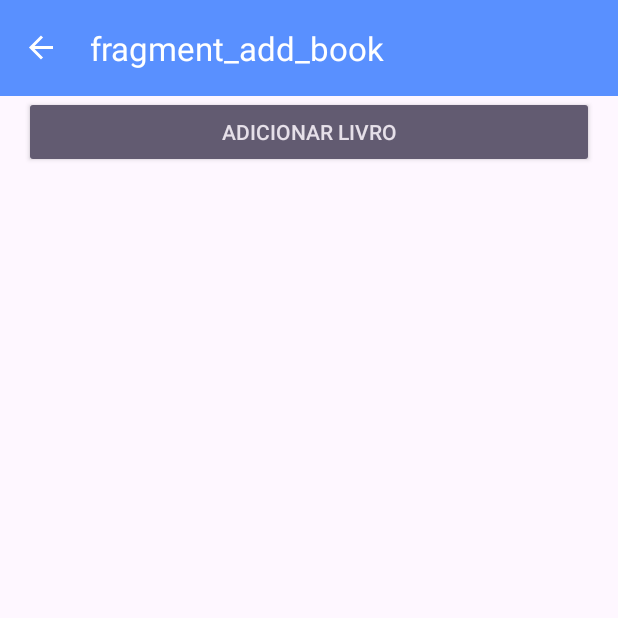
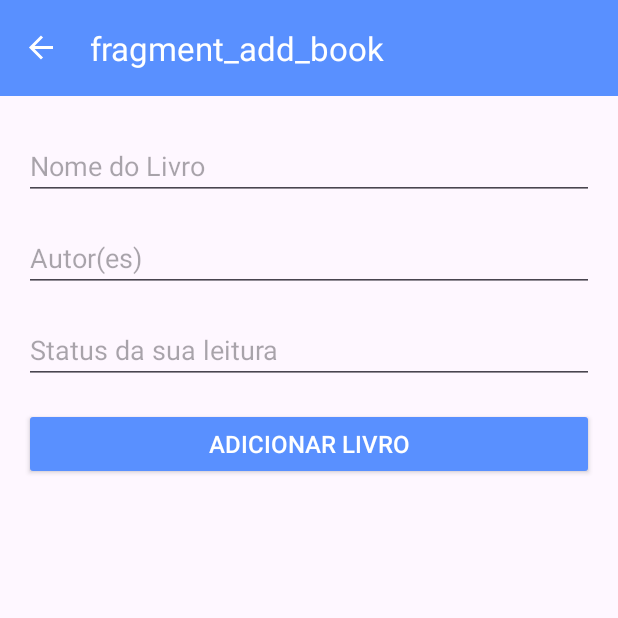
Before and after one commit to alinegtcl/meus-livros, an Android app: the AddBookFragment screen opened through its navigation route, on a phone screen of 412 x 824 dp, the top half of it. Run offline under Robolectric (Android 15) with nearby library versions, the phone set to English and light mode, and no system bars; our stand-ins replace Room's generated code, navigation-ui.

Commit message:
feat(add_book): added layout.

```diff
--- a/app/src/main/java/com/luisitolentino/meuslivros/data/repository/BooksRepositoryImpl.kt
+++ b/app/src/main/java/com/luisitolentino/meuslivros/data/repository/BooksRepositoryImpl.kt
@@ -21,6 +21,6 @@ class BooksRepositoryImpl(private val booksDao: BooksDao) : BookControlUseCase {
     }
 
     private fun toDomain(books: List<BookEntity>): List<Book> {
-        return books.map { Book(it.id, it.name, it.writer, it.synopsis, it.status) }
+        return books.map { Book(it.name, it.writer, it.status, it.synopsis, it.id) }
     }
 }
--- a/app/src/main/java/com/luisitolentino/meuslivros/domain/model/Book.kt
+++ b/app/src/main/java/com/luisitolentino/meuslivros/domain/model/Book.kt
@@ -1,9 +1,9 @@
 package com.luisitolentino.meuslivros.domain.model
 
 data class Book(
-    var id: Int = 0,
     val name: String,
     val writer: String,
+    val status: String,
     val synopsis: String? = "",
-    val status: String
+    var id: Int = 0,
 )
--- a/app/src/main/java/com/luisitolentino/meuslivros/presentation/view/fragment/AddBookFragment.kt
+++ b/app/src/main/java/com/luisitolentino/meuslivros/presentation/view/fragment/AddBookFragment.kt
@@ -21,9 +21,8 @@ class AddBookFragment : Fragment() {
 
     private var _binding: FragmentAddBookBinding? = null
     private val binding get() = _binding!!
-    private var book = Book(
-        name = "Teste", writer = "Aline", status = "em progresso"
-    )
+
+    private lateinit var book: Book
 
     override fun onCreateView(
         inflater: LayoutInflater, container: ViewGroup?,
@@ -59,6 +58,15 @@ class AddBookFragment : Fragment() {
 
     private fun setupAddBookButton() {
         binding.buttonAddBook.setOnClickListener {
+
+            binding.apply {
+                book = Book(
+                    editTextBookName.text.toString(),
+                    editTextWriters.text.toString(),
+                    editTextStatus.text.toString()
+                )
+            }
+
             viewModel.insert(book)
         }
     }
--- a/app/src/main/res/layout/fragment_add_book.xml
+++ b/app/src/main/res/layout/fragment_add_book.xml
@@ -2,54 +2,47 @@
 <LinearLayout xmlns:android="http://schemas.android.com/apk/res/android"
     xmlns:tools="http://schemas.android.com/tools"
     android:layout_width="match_parent"
+    android:layout_height="match_parent"
     android:layout_marginHorizontal="16dp"
-    android:layout_height="match_parent"
     android:orientation="vertical"
     tools:context=".presentation.view.fragment.AddBookFragment">
 
-<!--    <TextView-->
-<!--        android:layout_width="wrap_content"-->
-<!--        android:layout_height="wrap_content"-->
-<!--        android:layout_marginTop="24dp"-->
-<!--        android:text="nome"-->
-<!--        android:textSize="18sp" />-->
+    <EditText
+        android:id="@+id/editTextBookName"
+        android:layout_width="match_parent"
+        android:layout_height="wrap_content"
+        android:layout_marginTop="24dp"
+        android:hint="@string/label_book_name"
+        android:inputType="text"
+        android:textSize="18sp" />
 
-<!--    <EditText-->
-<!--        android:id="@+id/editTextName"-->
-<!--        android:layout_width="match_parent"-->
-<!--        android:layout_height="wrap_content"-->
-<!--        android:textSize="18sp" />-->
+    <EditText
+        android:id="@+id/editTextWriters"
+        android:layout_width="match_parent"
+        android:layout_height="wrap_content"
+        android:layout_marginTop="16dp"
+        android:hint="@string/label_book_writers"
+        android:inputType="text"
+        android:textSize="18sp" />
 
-<!--    <TextView-->
-<!--        android:layout_width="wrap_content"-->
-<!--        android:layout_height="wrap_content"-->
-<!--        android:text="autores"-->
-<!--        android:textSize="18sp" />-->
-
-<!--    <EditText-->
-<!--        android:id="@+id/editTextWriters"-->
-<!--        android:layout_width="match_parent"-->
-<!--        android:layout_height="wrap_content"-->
-<!--        android:textSize="18sp" />-->
-
-<!--    <TextView-->
-<!--        android:layout_width="wrap_content"-->
-<!--        android:layout_height="wrap_content"-->
-<!--        android:text="status"-->
-<!--        android:textSize="18sp" />-->
-
-<!--    <EditText-->
-<!--        android:id="@+id/editTextStatus"-->
-<!--        android:layout_width="match_parent"-->
-<!--        android:layout_height="wrap_content"-->
-<!--        android:textSize="18sp" />-->
+    <EditText
+        android:id="@+id/editTextStatus"
+        android:layout_width="match_parent"
+        android:layout_height="wrap_content"
+        android:layout_marginTop="16dp"
+        android:hint="@string/label_book_status"
+        android:inputType="text"
+        android:textSize="18sp" />
 
     <androidx.appcompat.widget.AppCompatButton
         android:id="@+id/buttonAddBook"
-        style="@style/Widget.AppCompat.Button.Colored"
         android:layout_width="match_parent"
         android:layout_height="wrap_content"
+        android:layout_marginTop="16dp"
         android:layout_marginBottom="24dp"
-        android:text="@string/label_add_book" />
+        android:backgroundTint="@color/blue"
+        android:text="@string/label_add_book"
+        android:textColor="@color/white"
+        android:textSize="16sp" />
 
 </LinearLayout>
--- a/app/src/main/res/values/strings.xml
+++ b/app/src/main/res/values/strings.xml
@@ -2,4 +2,7 @@
     <string name="app_name">Meus Livros</string>
     <string name="label_you_dont_have_books">Você ainda não tem livros adicionados</string>
     <string name="label_add_book">Adicionar livro</string>
+    <string name="label_book_name">Nome do Livro</string>
+    <string name="label_book_writers">Autor(es)</string>
+    <string name="label_book_status">Status da sua leitura</string>
 </resources>
```
